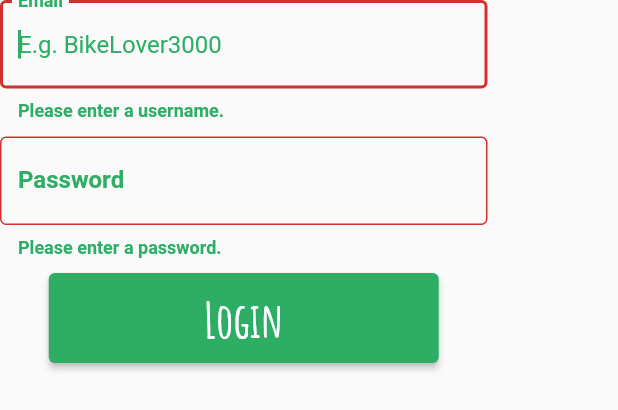
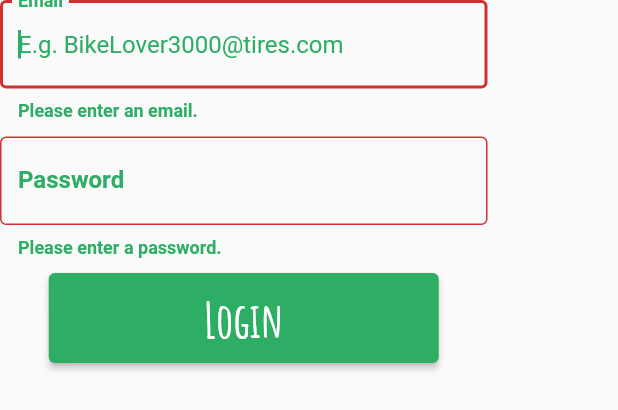
Before and after one commit to cedriceicher10/CS467_TheBikeKollective, a Flutter app: the LoginForm widget shown alone on an empty page, opened directly, after a tap on "Login", on a phone screen of 412 x 824 dp. Shown: the top 410 px of the screen. Run offline on Flutter 3.47's test engine with Material 2 defaults, Android fonts, the phone set to English and light mode, and no system bars; our stand-ins replace cloud_firestore, firebase_core; accounts and stored records are empty.

Commit message:
Added database read for unique username in Create Account screen and successful validation of Login screen

```diff
--- a/thebikekollective/lib/components/login_form.dart
+++ b/thebikekollective/lib/components/login_form.dart
@@ -1,4 +1,5 @@
 import 'package:flutter/material.dart';
+import 'package:cloud_firestore/cloud_firestore.dart';
 import '../screens/waiver_screen.dart';
 import 'formatted_text.dart';
 import 'styles.dart';
@@ -20,6 +21,11 @@ class LoginForm extends StatefulWidget {
 
 class _LoginFormState extends State<LoginForm> {
   GlobalKey<FormState> formKey = GlobalKey<FormState>();
+  GlobalKey<FormFieldState> usernameKey = GlobalKey<FormFieldState>();
+  GlobalKey<FormFieldState> passwordKey = GlobalKey<FormFieldState>();
+
+  bool loginSuccessful = false;
+
   @override
   Widget build(BuildContext context) {
     final double buttonHeight = 60;
@@ -39,12 +45,13 @@ class _LoginFormState extends State<LoginForm> {
   Widget usernameEntry() {
     return TextFormField(
         autofocus: true,
+        key: usernameKey,
         style: TextStyle(color: Color(s_jungleGreen)),
         decoration: InputDecoration(
             labelText: 'Email',
             labelStyle: TextStyle(
                 color: Color(s_jungleGreen), fontWeight: FontWeight.bold),
-            hintText: 'E.g. BikeLover3000',
+            hintText: 'E.g. BikeLover3000@tires.com',
             hintStyle: TextStyle(color: Color(s_jungleGreen)),
             errorStyle: TextStyle(
                 color: Color(s_jungleGreen), fontWeight: FontWeight.bold),
@@ -57,7 +64,9 @@ class _LoginFormState extends State<LoginForm> {
         },
         validator: (value) {
           if (value!.isEmpty) {
-            return 'Please enter a username.';
+            return 'Please enter an email.';
+          } else if (!loginSuccessful) {
+            return 'Incorrect login or password!';
           } else {
             return null;
           }
@@ -67,6 +76,7 @@ class _LoginFormState extends State<LoginForm> {
   Widget passwordEntry() {
     return TextFormField(
         autofocus: true,
+        key: passwordKey,
         obscureText: true,
         style: TextStyle(color: Color(s_jungleGreen)),
         decoration: InputDecoration(
@@ -86,6 +96,8 @@ class _LoginFormState extends State<LoginForm> {
         validator: (value) {
           if (value!.isEmpty) {
             return 'Please enter a password.';
+          } else if (!loginSuccessful) {
+            return 'Incorrect login or password!';
           } else {
             return null;
           }
@@ -95,24 +107,15 @@ class _LoginFormState extends State<LoginForm> {
   Widget loginButton(double buttonWidth, double buttonHeight) {
     return ElevatedButton(
         onPressed: () async {
+          loginSuccessful = await loginCheck(
+              usernameKey.currentState!.value, passwordKey.currentState!.value);
+          setState(() {});
           if (formKey.currentState!.validate()) {
             formKey.currentState?.save();
-
-            // TO DO: Check database for username/login combo
-
-            // TO DO: Navigate based on database agree/disagree
-            // bool loginCheck = false;
-            // if (loginCheck) {
             Navigator.push(
               context,
-              MaterialPageRoute(
-                  builder: (context) =>
-                      WaiverScreen()), // TO DO: Go to waiver screen
+              MaterialPageRoute(builder: (context) => WaiverScreen()),
             );
-            // } else {
-            //   // TO DO: Stay on screen?
-            // }
-
           }
         },
         style: ElevatedButton.styleFrom(
@@ -126,4 +129,18 @@ class _LoginFormState extends State<LoginForm> {
           weight: FontWeight.bold,
         ));
   }
+
+  Future<bool> loginCheck(String? username, String? password) async {
+    bool successfulLogin = false;
+    var snapshotUsername = await FirebaseFirestore.instance
+        .collection('users')
+        .where('username', isEqualTo: username)
+        .get();
+    snapshotUsername.docs.forEach((result) {
+      if (result.data()['password'] == password) {
+        successfulLogin = true;
+      }
+    });
+    return successfulLogin;
+  }
 }
```
Also changed, not shown: thebikekollective/lib/components/create_account_form.dart (+20 -5 lines).
